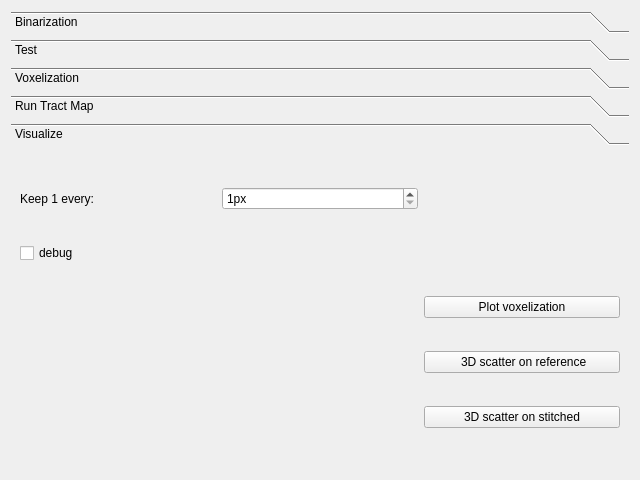
Above: ClearMap/gui/creator/tract_map_params.ui from ClearAnatomics/ClearMap before the change. Below: the same form after it.
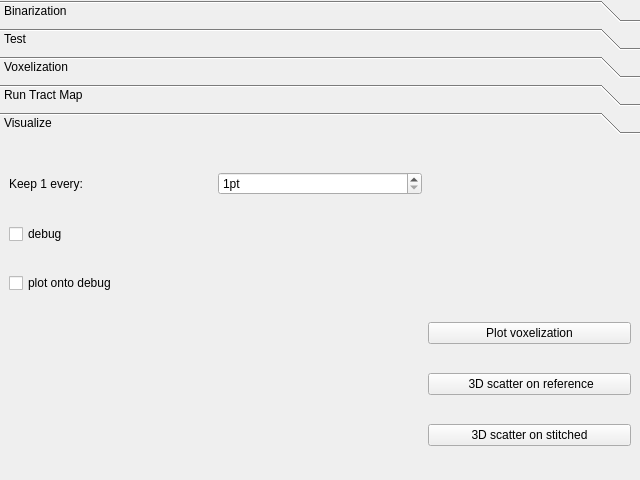
That is the form after the change. Icons and pictures are not drawn.

Commit message: IMPROVEMENT: Further improvements to TractMap pipeline

```diff
--- a/ClearMap/gui/creator/tract_map_params.ui
+++ b/ClearMap/gui/creator/tract_map_params.ui
@@ -14,6 +14,18 @@
    <string>Form</string>
   </property>
   <layout class="QVBoxLayout" name="verticalLayout">
+   <property name="leftMargin">
+    <number>0</number>
+   </property>
+   <property name="topMargin">
+    <number>0</number>
+   </property>
+   <property name="rightMargin">
+    <number>0</number>
+   </property>
+   <property name="bottomMargin">
+    <number>0</number>
+   </property>
    <item>
     <widget class="QToolBox" name="toolBox">
      <property name="currentIndex">
@@ -484,8 +496,8 @@
        <rect>
         <x>0</x>
         <y>0</y>
-        <width>622</width>
-        <height>307</height>
+        <width>640</width>
+        <height>330</height>
        </rect>
       </property>
       <attribute name="label">
@@ -493,16 +505,6 @@
       </attribute>
       <layout class="QGridLayout" name="gridLayout_2">
        <item row="3" column="2">
-        <widget class="QPushButton" name="tractMap3dScatterOnRefPushButton">
-         <property name="toolTip">
-          <string>&lt;html&gt;&lt;head/&gt;&lt;body&gt;&lt;p&gt;Display a scatter of the cell coordinates &lt;/p&gt;&lt;p&gt;on top of the atlas reference (atlas coordinates)&lt;/p&gt;&lt;/body&gt;&lt;/html&gt;</string>
-         </property>
-         <property name="text">
-          <string> 3D scatter on reference</string>
-         </property>
-        </widget>
-       </item>
-       <item row="2" column="2">
         <widget class="QPushButton" name="tractMapPlotVoxelizationPushButton">
          <property name="toolTip">
           <string>Display the results of the voxelization</string>
@@ -512,10 +514,34 @@
          </property>
         </widget>
        </item>
+       <item row="0" column="0">
+        <widget class="QLabel" name="label_3">
+         <property name="text">
+          <string>Keep 1 every:</string>
+         </property>
+        </widget>
+       </item>
+       <item row="4" column="2">
+        <widget class="QPushButton" name="tractMap3dScatterOnRefPushButton">
+         <property name="toolTip">
+          <string>&lt;html&gt;&lt;head/&gt;&lt;body&gt;&lt;p&gt;Display a scatter of the cell coordinates &lt;/p&gt;&lt;p&gt;on top of the atlas reference (atlas coordinates)&lt;/p&gt;&lt;/body&gt;&lt;/html&gt;</string>
+         </property>
+         <property name="text">
+          <string> 3D scatter on reference</string>
+         </property>
+        </widget>
+       </item>
+       <item row="1" column="0">
+        <widget class="QCheckBox" name="tractMapDebugCheckBox">
+         <property name="text">
+          <string>debug</string>
+         </property>
+        </widget>
+       </item>
        <item row="0" column="1">
         <widget class="QSpinBox" name="displayDecimationRatioSpinBox">
          <property name="suffix">
-          <string>px</string>
+          <string>pt</string>
          </property>
          <property name="minimum">
           <number>1</number>
@@ -525,7 +551,7 @@
          </property>
         </widget>
        </item>
-       <item row="4" column="2">
+       <item row="5" column="2">
         <widget class="QPushButton" name="tractMap3dScatterOnStitchedPushButton">
          <property name="toolTip">
           <string>&lt;html&gt;&lt;head/&gt;&lt;body&gt;&lt;p&gt;Display a scatter of the cell coordinates&lt;/p&gt;&lt;p&gt;on top of the stitched image (sample coordinates)&lt;/p&gt;&lt;/body&gt;&lt;/html&gt;</string>
@@ -535,17 +561,10 @@
          </property>
         </widget>
        </item>
-       <item row="0" column="0">
-        <widget class="QLabel" name="label_3">
+       <item row="2" column="0">
+        <widget class="QCheckBox" name="tractMapTargetDebugCheckBox">
          <property name="text">
-          <string>Keep 1 every:</string>
-         </property>
-        </widget>
-       </item>
-       <item row="1" column="0">
-        <widget class="QCheckBox" name="tractMapDebugCheckBox">
-         <property name="text">
-          <string>debug</string>
+          <string>plot onto debug</string>
          </property>
         </widget>
        </item>
```
Left out of the diff: 22 changed lines with no effect on the pictures. The commit also changes 3 other files.
